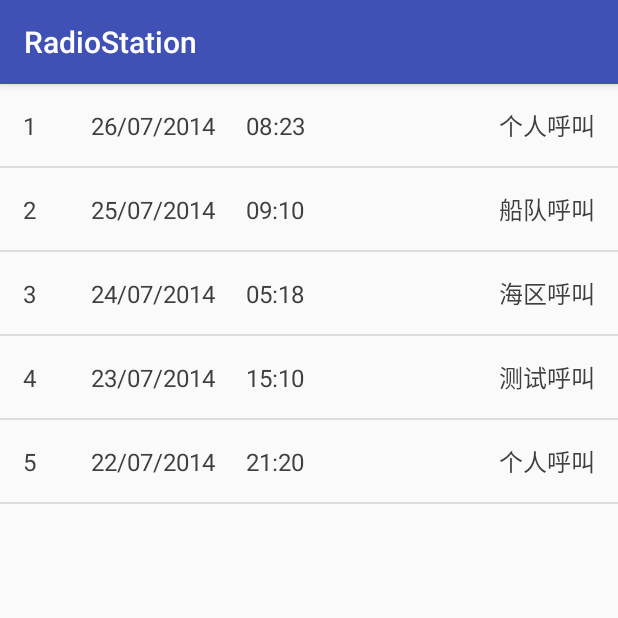
After one commit to qiuh1016/RadioStation, an Android app: the fragment LogDangerReceiveFragment shown on its own in the app's theme, on a phone screen of 412 x 824 dp, the top half of it. The commit adds this screen. Run offline under Robolectric (Android 15) with nearby library versions, the phone set to English and light mode, and no system bars; libraries missing offline, so code that uses them is left out: com.qiuhong.qhlibrary.

Commit message:
05031525

```diff
--- a/app/src/main/AndroidManifest.xml
+++ b/app/src/main/AndroidManifest.xml
@@ -35,6 +35,8 @@
         </activity>
         <activity android:name=".rtp.RtpActivity">
         </activity>
+        <activity android:name=".VoiceSocketActivity">
+        </activity>
     </application>
 
 </manifest>
--- /dev/null
+++ b/app/src/main/java/com/cetcme/radiostation/Fragment/LogDangerReceiveFragment.java
@@ -0,0 +1,112 @@
+package com.cetcme.radiostation.Fragment;
+
+import android.os.Bundle;
+import android.support.v4.app.Fragment;
+import android.util.Log;
+import android.view.LayoutInflater;
+import android.view.View;
+import android.view.ViewGroup;
+import android.widget.AdapterView;
+import android.widget.ArrayAdapter;
+import android.widget.ListView;
+import android.widget.SimpleAdapter;
+
+import com.cetcme.radiostation.R;
+import com.qiuhong.qhlibrary.QHTitleView.QHTitleView;
+
+import java.util.ArrayList;
+import java.util.HashMap;
+import java.util.List;
+import java.util.Map;
+
+public class LogDangerReceiveFragment extends Fragment {
+
+    String TAG = "LogDangerReceive";
+
+    private ListView mList;
+    List<Map<String, Object>> dataList;
+
+
+    public static LogDangerReceiveFragment newInstance(String param1) {
+        LogDangerReceiveFragment fragment = new LogDangerReceiveFragment();
+        Bundle args = new Bundle();
+        args.putString("agrs1", param1);
+        fragment.setArguments(args);
+        return fragment;
+    }
+
+    public LogDangerReceiveFragment() {
+
+    }
+
+    @Override
+    public void onCreate(Bundle savedInstanceState) {
+        super.onCreate(savedInstanceState);
+    }
+
+    @Override
+    public View onCreateView(LayoutInflater inflater, ViewGroup container,
+                             Bundle savedInstanceState) {
+        View view = inflater.inflate(R.layout.fragment_log_receive, container, false);
+//        Bundle bundle = getArguments();
+//        String agrs1 = bundle.getString("agrs1");
+
+
+        mList = (ListView) view.findViewById(R.id.list);
+        SimpleAdapter simpleAdapter = new SimpleAdapter(
+                getActivity(), getData() ,R.layout.list_cell_log,
+                new String[]{"number", "date", "time", "type"},
+                new int[]{R.id.numberTextView, R.id.dateTextView, R.id.timeTextView, R.id.typeTextView});
+        mList.setAdapter(simpleAdapter);
+        mList.setOnItemClickListener(new AdapterView.OnItemClickListener() {
+            @Override
+            public void onItemClick(AdapterView<?> parent, View view, int position, long id) {
+                Log.i(TAG, "onItemClick: " + position);
+            }
+        });
+
+        return view;
+    }
+
+    private List<Map<String, Object>> getData() {
+        dataList = new ArrayList<>();
+
+        Map<String, Object> map = new HashMap<>();
+        map.put("number","1");
+        map.put("date", "26/07/2014");
+        map.put("time", "08:23");
+        map.put("type", "个人呼叫");
+        dataList.add(map);
+
+        map = new HashMap<>();
+        map.put("number","2");
+        map.put("date", "25/07/2014");
+        map.put("time", "09:10");
+        map.put("type", "船队呼叫");
+        dataList.add(map);
+
+        map = new HashMap<>();
+        map.put("number","3");
+        map.put("date", "24/07/2014");
+        map.put("time", "05:18");
+        map.put("type", "海区呼叫");
+        dataList.add(map);
+
+        map = new HashMap<>();
+        map.put("number","4");
+        map.put("date", "23/07/2014");
+        map.put("time", "15:10");
+        map.put("type", "测试呼叫");
+        dataList.add(map);
+
+        map = new HashMap<>();
+        map.put("number","5");
+        map.put("date", "22/07/2014");
+        map.put("time", "21:20");
+        map.put("type", "个人呼叫");
+        dataList.add(map);
+
+        return dataList;
+    }
+
+}
--- a/app/src/main/java/com/cetcme/radiostation/Fragment/LogFragment.java
+++ b/app/src/main/java/com/cetcme/radiostation/Fragment/LogFragment.java
@@ -157,9 +157,9 @@ public class LogFragment extends Fragment {
         tv3.setOnClickListener(new TabOnClickListener(2));
 
         fragments.clear();
-        fragments.add(new MessageFragment());
-        fragments.add(new MessageFragment());
-        fragments.add(new MessageFragment());
+        fragments.add(new LogDangerReceiveFragment());
+        fragments.add(new LogDangerReceiveFragment());
+        fragments.add(new LogDangerReceiveFragment());
 
         mTab1=(LinearLayout) view.findViewById(R.id.id_tab1);
         mTab2=(LinearLayout) view.findViewById(R.id.id_tab2);
--- a/app/src/main/res/layout/fragment_homepage.xml
+++ b/app/src/main/res/layout/fragment_homepage.xml
@@ -413,7 +413,7 @@
         android:orientation="vertical">
 
         <TextView
-            android:id="@+id/textView20"
+            android:id="@+id/voiceTextView"
             android:layout_width="96dp"
             android:layout_height="30dp"
             android:background="@drawable/homepage_voice_button"
--- /dev/null
+++ b/app/src/main/res/layout/fragment_log_receive.xml
@@ -0,0 +1,13 @@
+<LinearLayout xmlns:android="http://schemas.android.com/apk/res/android"
+             xmlns:tools="http://schemas.android.com/tools"
+             android:layout_width="match_parent"
+             android:layout_height="match_parent"
+              android:orientation="vertical"
+             tools:context="com.cetcme.radiostation.Fragment.HelpFragment">
+
+    <ListView
+        android:id="@+id/list"
+        android:layout_width="match_parent"
+        android:layout_height="match_parent"
+        />
+</LinearLayout>
--- a/app/src/main/res/values/strings.xml
+++ b/app/src/main/res/values/strings.xml
@@ -18,8 +18,8 @@
     <string name="main_tab_name_4">功能</string>
     <string name="main_tab_name_5">设置</string>
 
-    <string name="log_viewpager_title_1">常规接收</string>
-    <string name="log_viewpager_title_2">遇险接收</string>
+    <string name="log_viewpager_title_1">遇险接收</string>
+    <string name="log_viewpager_title_2">常规接收</string>
     <string name="log_viewpager_title_3">发送</string>
 
 </resources>
```
Also changed, not shown: app/src/main/java/com/cetcme/radiostation/Fragment/HomepageFragment.java (+15 -3 lines), app/src/main/java/com/cetcme/radiostation/SocketActivity.java (+6 -4 lines), app/src/main/java/com/cetcme/radiostation/VoiceSocketActivity.java (added, +170 -0 lines), app/src/main/res/layout/activity_voice_socket.xml (added, +31 -0 lines).
